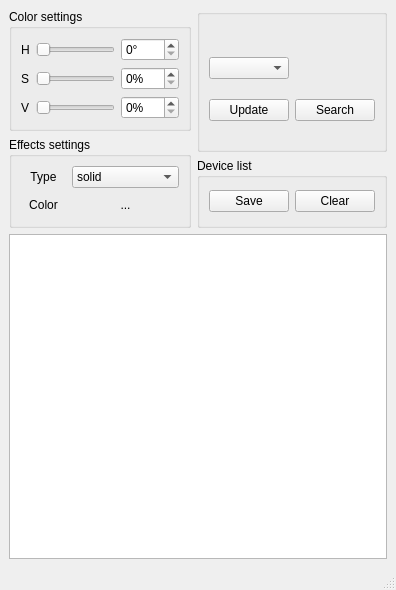
This is mainwindow.ui in PonchikCobaki/SCLED-public as Qt 5 draws it before an edit. The edited form follows.
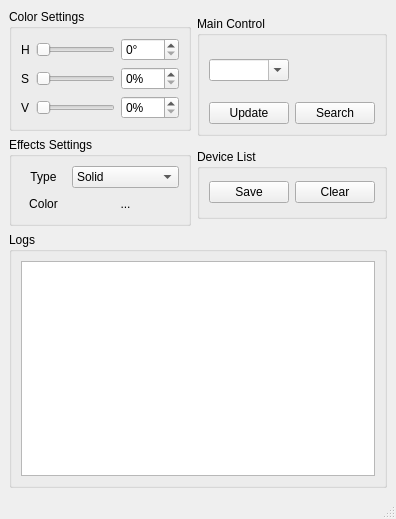
This is the edited form. Icons and pictures are not drawn.

What changed in the file:
```diff
--- a/mainwindow.ui
+++ b/mainwindow.ui
@@ -7,7 +7,7 @@
     <x>0</x>
     <y>0</y>
     <width>396</width>
-    <height>590</height>
+    <height>519</height>
    </rect>
   </property>
   <property name="sizePolicy">
@@ -17,7 +17,7 @@
    </sizepolicy>
   </property>
   <widget class="QWidget" name="centralwidget">
-   <layout class="QVBoxLayout" name="verticalLayout_7">
+   <layout class="QVBoxLayout" name="verticalLayout_8">
     <item>
      <layout class="QHBoxLayout" name="horizontalLayout_5">
       <item>
@@ -25,7 +25,7 @@
         <item>
          <widget class="QGroupBox" name="groupBox_4">
           <property name="title">
-           <string>Color settings</string>
+           <string>Color Settings</string>
           </property>
           <layout class="QVBoxLayout" name="verticalLayout_5">
            <item>
@@ -119,7 +119,7 @@
         <item>
          <widget class="QGroupBox" name="groupBox">
           <property name="title">
-           <string>Effects settings</string>
+           <string>Effects Settings</string>
           </property>
           <layout class="QVBoxLayout" name="verticalLayout_2">
            <item>
@@ -148,9 +148,12 @@
              </item>
              <item>
               <widget class="QComboBox" name="comboBox">
+               <property name="currentText">
+                <string>Solid</string>
+               </property>
                <item>
                 <property name="text">
-                 <string>solid</string>
+                 <string>Solid</string>
                 </property>
                </item>
                <item>
@@ -225,16 +228,22 @@
        <layout class="QVBoxLayout" name="verticalLayout_3">
         <item>
          <widget class="QGroupBox" name="groupBox_3">
+          <property name="maximumSize">
+           <size>
+            <width>16777215</width>
+            <height>120</height>
+           </size>
+          </property>
           <property name="title">
-           <string/>
+           <string>Main Control</string>
           </property>
           <layout class="QVBoxLayout" name="verticalLayout_4">
            <item>
             <layout class="QGridLayout" name="gridLayout_2">
-             <item row="1" column="1">
-              <widget class="QPushButton" name="deviceSearch">
+             <item row="2" column="0">
+              <widget class="QPushButton" name="updateParameters">
                <property name="text">
-                <string>Search</string>
+                <string>Update</string>
                </property>
               </widget>
              </item>
@@ -252,6 +261,16 @@
                  <height>16777215</height>
                 </size>
                </property>
+               <property name="editable">
+                <bool>true</bool>
+               </property>
+              </widget>
+             </item>
+             <item row="2" column="1">
+              <widget class="QPushButton" name="deviceSearch">
+               <property name="text">
+                <string>Search</string>
+               </property>
               </widget>
              </item>
              <item row="0" column="1">
@@ -270,26 +289,41 @@
                 </spacer>
                </item>
                <item>
+                <layout class="QVBoxLayout" name="verticalLayout_7">
+                 <item>
+                  <spacer name="verticalSpacer_2">
+                   <property name="orientation">
+                    <enum>Qt::Vertical</enum>
+                   </property>
+                   <property name="sizeHint" stdset="0">
+                    <size>
+                     <width>20</width>
+                     <height>1</height>
+                    </size>
+                   </property>
+                  </spacer>
+                 </item>
+                 <item>
                 <widget class="QPushButton" name="onButton">
                  <property name="enabled">
                   <bool>true</bool>
                  </property>
                  <property name="sizePolicy">
-                  <sizepolicy hsizetype="Minimum" vsizetype="Minimum">
+                    <sizepolicy hsizetype="Preferred" vsizetype="Preferred">
                    <horstretch>0</horstretch>
                    <verstretch>0</verstretch>
                   </sizepolicy>
                  </property>
                  <property name="minimumSize">
                   <size>
-                   <width>50</width>
-                   <height>50</height>
+                     <width>55</width>
+                     <height>40</height>
                   </size>
                  </property>
                  <property name="maximumSize">
                   <size>
-                   <width>50</width>
-                   <height>50</height>
+                     <width>55</width>
+                     <height>40</height>
                   </size>
                  </property>
                  <property name="baseSize">
@@ -304,6 +338,9 @@
                  <property name="acceptDrops">
                   <bool>false</bool>
                  </property>
+                   <property name="layoutDirection">
+                    <enum>Qt::LeftToRight</enum>
+                   </property>
                  <property name="autoFillBackground">
                   <bool>false</bool>
                  </property>
@@ -319,8 +356,8 @@
                  </property>
                  <property name="iconSize">
                   <size>
-                   <width>40</width>
-                   <height>40</height>
+                     <width>35</width>
+                     <height>35</height>
                   </size>
                  </property>
                  <property name="checkable">
@@ -338,6 +375,21 @@
                 </widget>
                </item>
                <item>
+                  <spacer name="verticalSpacer">
+                   <property name="orientation">
+                    <enum>Qt::Vertical</enum>
+                   </property>
+                   <property name="sizeHint" stdset="0">
+                    <size>
+                     <width>20</width>
+                     <height>1</height>
+                    </size>
+                   </property>
+                  </spacer>
+                 </item>
+                </layout>
+               </item>
+               <item>
                 <spacer name="horizontalSpacer_2">
                  <property name="orientation">
                   <enum>Qt::Horizontal</enum>
@@ -352,13 +404,6 @@
                </item>
               </layout>
              </item>
-             <item row="1" column="0">
-              <widget class="QPushButton" name="updateParameters">
-               <property name="text">
-                <string>Update</string>
-               </property>
-              </widget>
-             </item>
             </layout>
            </item>
           </layout>
@@ -373,7 +418,7 @@
            </size>
           </property>
           <property name="title">
-           <string>Device list</string>
+           <string>Device List</string>
           </property>
           <layout class="QVBoxLayout" name="verticalLayout">
            <item>
@@ -402,22 +447,49 @@
      </layout>
     </item>
     <item>
+     <widget class="QGroupBox" name="groupBox_5">
+      <property name="sizePolicy">
+       <sizepolicy hsizetype="Preferred" vsizetype="Minimum">
+        <horstretch>0</horstretch>
+        <verstretch>0</verstretch>
+       </sizepolicy>
+      </property>
+      <property name="minimumSize">
+       <size>
+        <width>0</width>
+        <height>200</height>
+       </size>
+      </property>
+      <property name="title">
+       <string>Logs</string>
+      </property>
+      <layout class="QGridLayout" name="gridLayout_3">
+       <item row="0" column="0">
      <widget class="QPlainTextEdit" name="plainTextEdit">
       <property name="sizePolicy">
-       <sizepolicy hsizetype="MinimumExpanding" vsizetype="Expanding">
+          <sizepolicy hsizetype="Expanding" vsizetype="Expanding">
         <horstretch>0</horstretch>
         <verstretch>0</verstretch>
        </sizepolicy>
       </property>
       <property name="minimumSize">
        <size>
-        <width>250</width>
-        <height>300</height>
+           <width>0</width>
+           <height>0</height>
+          </size>
+         </property>
+         <property name="maximumSize">
+          <size>
+           <width>16777215</width>
+           <height>16777215</height>
        </size>
       </property>
       <property name="readOnly">
        <bool>true</bool>
       </property>
+        </widget>
+       </item>
+      </layout>
      </widget>
     </item>
    </layout>
```
Left out of the diff: 12 changed lines with no effect on the pictures. Lines whose indentation alone changed are shown as unchanged.
